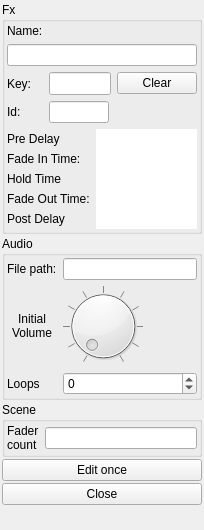
Before: the Qt Designer form StageRunner/gui/fxitempropertywidget.ui in Pit1966/StageRunner, drawn with Qt 5.
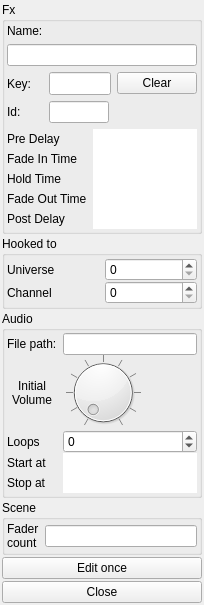
After: the same form once the commit is applied. Custom widgets are drawn as their Qt base class.

Commit message: DMX driven FxAudio start and Volume control implemented

What changed in the file:
```diff
--- a/StageRunner/gui/fxitempropertywidget.ui
+++ b/StageRunner/gui/fxitempropertywidget.ui
@@ -7,7 +7,7 @@
     <x>0</x>
     <y>0</y>
     <width>204</width>
-    <height>530</height>
+    <height>605</height>
    </rect>
   </property>
   <property name="font">
@@ -157,7 +157,7 @@
         <item row="1" column="0">
          <widget class="QLabel" name="fadeInTimeLabel">
           <property name="text">
-           <string>Fade In Time:</string>
+           <string>Fade In Time</string>
           </property>
          </widget>
         </item>
@@ -171,7 +171,7 @@
         <item row="3" column="0">
          <widget class="QLabel" name="fadeOutTimeLabel">
           <property name="text">
-           <string>Fade Out Time:</string>
+           <string>Fade Out Time</string>
           </property>
          </widget>
         </item>
@@ -201,15 +201,68 @@
      </layout>
     </widget>
    </item>
+   <item>
+    <widget class="QGroupBox" name="hookedToGroup">
+     <property name="title">
+      <string>Hooked to</string>
+     </property>
+     <layout class="QGridLayout" name="gridLayout_4">
+      <property name="verticalSpacing">
+       <number>0</number>
+      </property>
+      <property name="margin">
+       <number>2</number>
+      </property>
+      <item row="0" column="0">
+       <widget class="QLabel" name="hookedToUniverseLabel">
+        <property name="text">
+         <string>Universe</string>
+        </property>
+       </widget>
+      </item>
+      <item row="1" column="0">
+       <widget class="QLabel" name="hookedToChannelLabel">
+        <property name="text">
+         <string>Channel</string>
+        </property>
+       </widget>
+      </item>
+      <item row="0" column="1">
+       <widget class="QSpinBox" name="hookedToUniverseSpin">
+        <property name="maximum">
+         <number>4</number>
+        </property>
+       </widget>
+      </item>
+      <item row="1" column="1">
+       <widget class="QSpinBox" name="hookedToChannelSpin">
+        <property name="maximum">
+         <number>512</number>
+        </property>
+       </widget>
+      </item>
+     </layout>
+    </widget>
+   </item>
    <item>
     <widget class="QGroupBox" name="audioGroup">
      <property name="title">
       <string>Audio</string>
      </property>
      <layout class="QGridLayout" name="gridLayout_2">
+      <property name="verticalSpacing">
+       <number>0</number>
+      </property>
       <property name="margin">
        <number>2</number>
       </property>
+      <item row="4" column="1">
+       <widget class="PsLineEdit" name="audioStopAtEdit">
+        <property name="frame">
+         <bool>false</bool>
+        </property>
+       </widget>
+      </item>
       <item row="0" column="1">
        <widget class="PsLineEdit" name="audioFilePathEdit"/>
       </item>
@@ -267,6 +320,27 @@
         </property>
        </widget>
       </item>
+      <item row="3" column="0">
+       <widget class="QLabel" name="audioStartAtLabel">
+        <property name="text">
+         <string>Start at</string>
+        </property>
+       </widget>
+      </item>
+      <item row="3" column="1">
+       <widget class="PsLineEdit" name="audioStartAtEdit">
+        <property name="frame">
+         <bool>false</bool>
+        </property>
+       </widget>
+      </item>
+      <item row="4" column="0">
+       <widget class="QLabel" name="audioStopAtLabel">
+        <property name="text">
+         <string>Stop at</string>
+        </property>
+       </widget>
+      </item>
      </layout>
     </widget>
    </item>
```
The commit also changes 32 other files.
